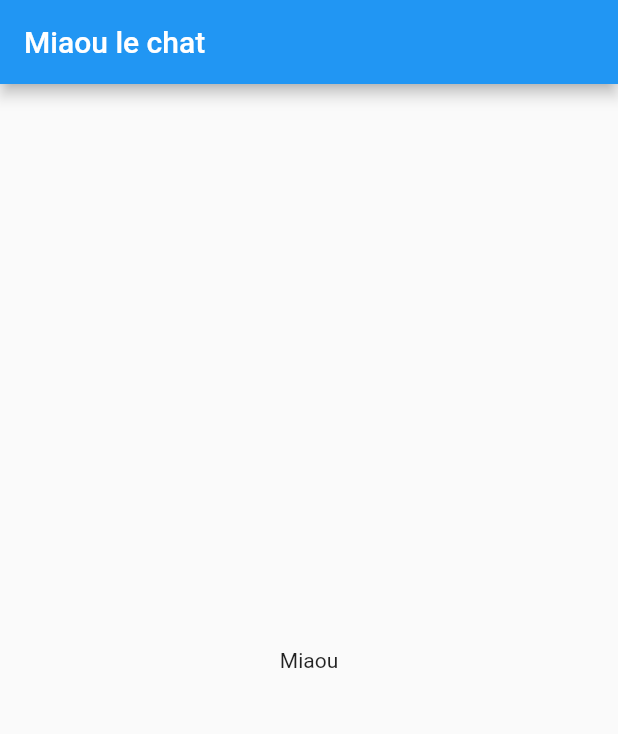
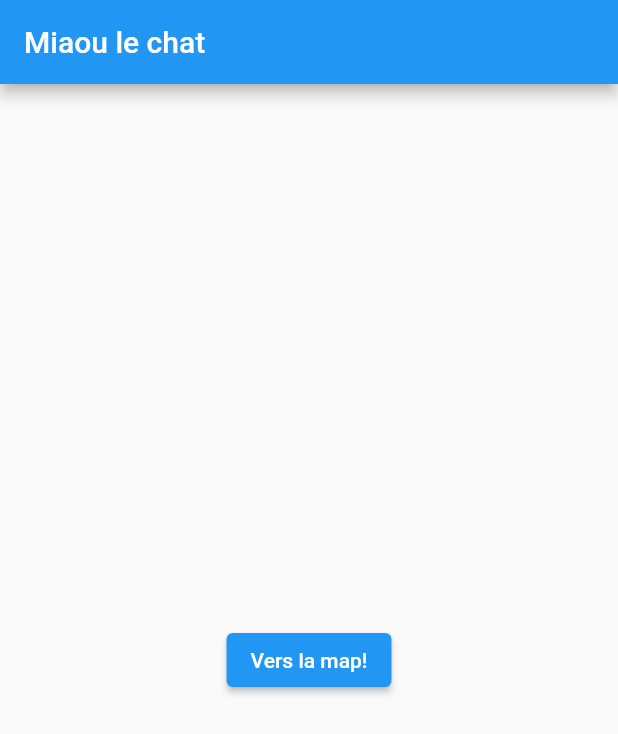
Before and after one commit to Respoun/miaou, a Flutter app: the screen it shows after launch, on a phone screen of 412 x 824 dp. Shown: the top 734 px of the screen. Run offline on Flutter 3.47's test engine with Material 2 defaults, Android fonts, the phone set to English and light mode, and no system bars.

Commit message:
Map page

```diff
--- a/miaou/lib/main.dart
+++ b/miaou/lib/main.dart
@@ -1,4 +1,5 @@
 import 'package:flutter/material.dart';
+import 'package:miaou/map.dart';
 
 void main() {
   runApp(const MyApp());
@@ -40,8 +41,15 @@ class _MyHomePageState extends State<MyHomePage> {
 
         title: Text(widget.title),
       ),
-      body: const Center(
-        child: Text("Miaou"),
+      body: Center(
+        child: ElevatedButton(
+          child: Text('Vers la map!'),
+          onPressed: () {
+              Navigator.push(context, MaterialPageRoute(
+              builder: (context){
+              return Map();
+          },));}
+        ),
       ),
     );
   }
--- a/miaou/pubspec.yaml
+++ b/miaou/pubspec.yaml
@@ -34,6 +34,8 @@ dependencies:
   # The following adds the Cupertino Icons font to your application.
   # Use with the CupertinoIcons class for iOS style icons.
   cupertino_icons: ^1.0.2
+  google_maps_flutter: ^2.0.11
+  location: ^4.3.0
 
 dev_dependencies:
   flutter_test:
```
Also changed, not shown: miaou/lib/map.dart (added, +47 -0 lines), miaou/pubspec.lock, 1 other file.
